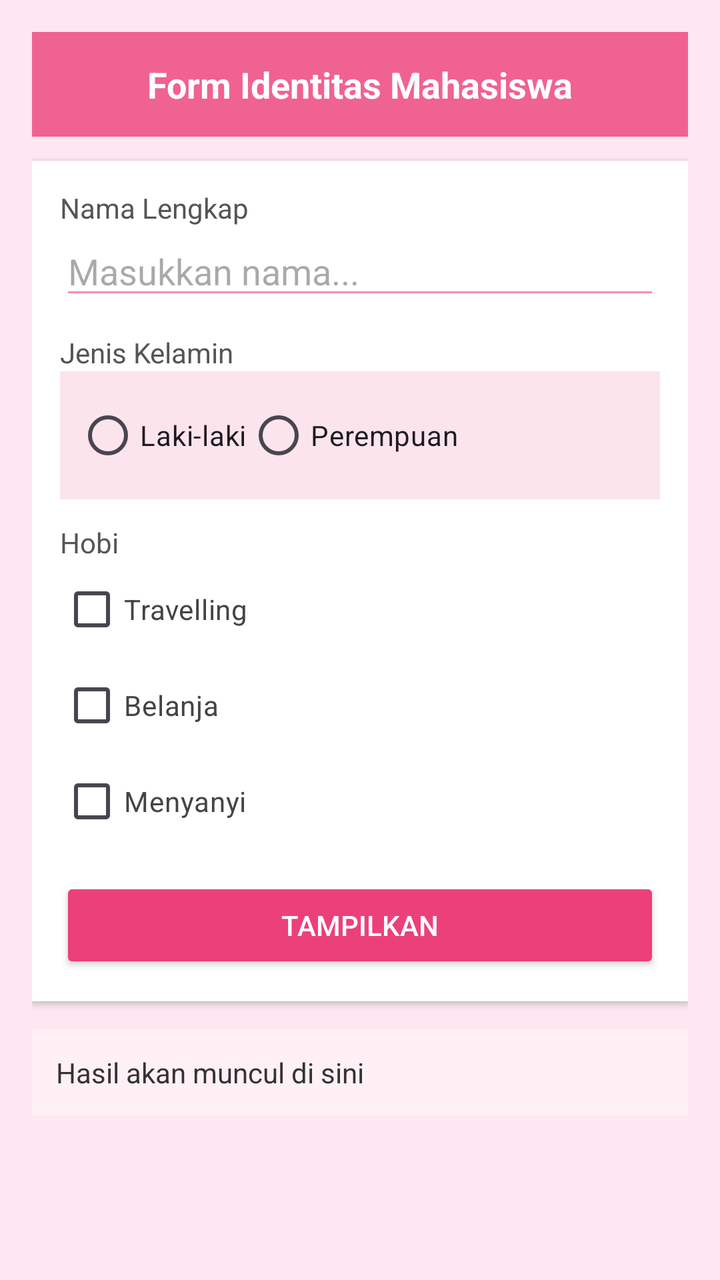
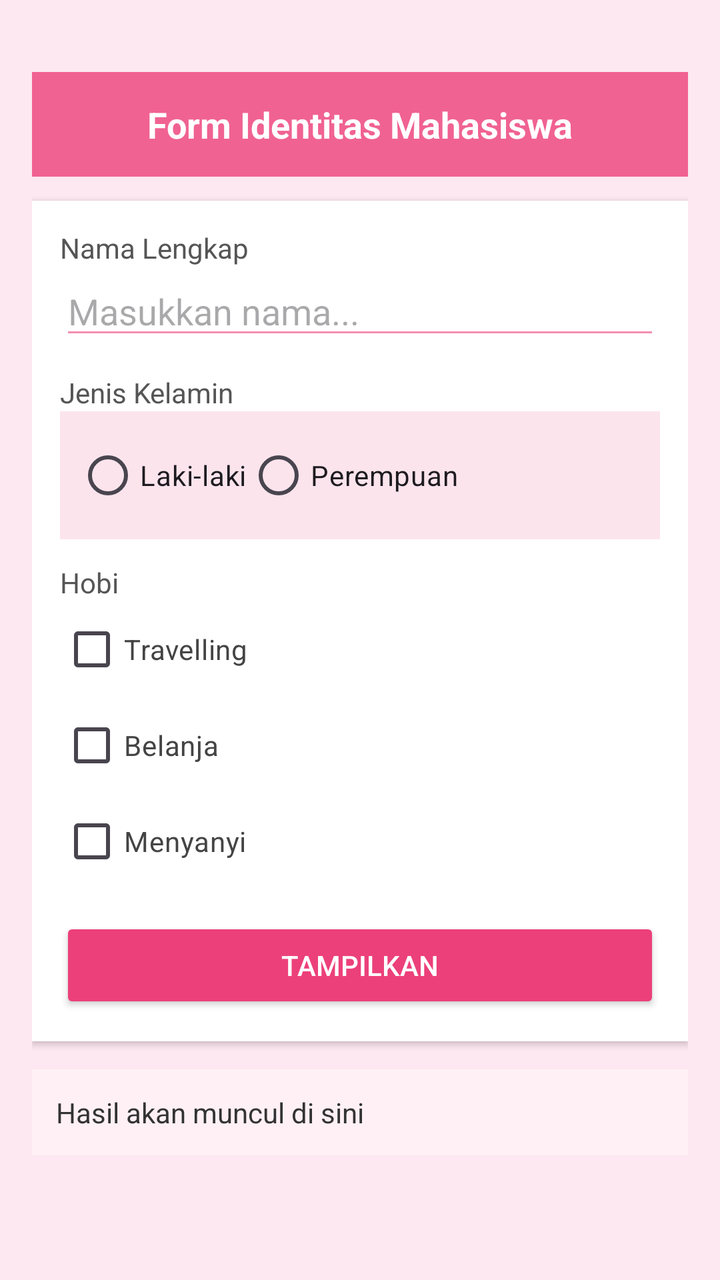

Two renders of the same Android screen: before a commit and after it. Below are the layout's source before the change and the commit's diff.
<!-- AndroidManifest.xml: application theme Theme.DesignUI -->
<!-- res/layout/activity_main.xml -->
<?xml version="1.0" encoding="utf-8"?>
<LinearLayout xmlns:android="http://schemas.android.com/apk/res/android"
    xmlns:app="http://schemas.android.com/apk/res-auto"
    android:orientation="vertical"
    android:layout_width="match_parent"
    android:layout_height="match_parent"
    android:padding="16dp"
    android:background="#FDE7F0">

    <TextView
        android:layout_width="match_parent"
        android:layout_height="wrap_content"
        android:text="Form Identitas Mahasiswa"
        android:textSize="18sp"
        android:textStyle="bold"
        android:gravity="center"
        android:padding="14dp"
        android:textColor="#FFFFFF"
        android:background="#F06292"
        android:layout_marginBottom="12dp"/>

    <LinearLayout
        android:layout_width="match_parent"
        android:layout_height="wrap_content"
        android:orientation="vertical"
        android:padding="14dp"
        android:background="#FFFFFF"
        android:elevation="2dp">

        <TextView
            android:layout_width="wrap_content"
            android:layout_height="wrap_content"
            android:text="Nama Lengkap"
            android:textColor="#555555"/>

        <EditText
            android:id="@+id/etNama"
            android:layout_width="match_parent"
            android:layout_height="wrap_content"
            android:hint="Masukkan nama..."
            android:backgroundTint="#F48FB1"/>

        <TextView
            android:layout_width="wrap_content"
            android:layout_height="wrap_content"
            android:text="Jenis Kelamin"
            android:layout_marginTop="12dp"
            android:textColor="#555555"/>

        <LinearLayout
            android:layout_width="match_parent"
            android:layout_height="wrap_content"
            android:padding="8dp"
            android:background="#FCE4EC"
            android:orientation="horizontal">

            <RadioGroup
                android:id="@+id/radioGender"
                android:orientation="horizontal"
                android:layout_width="wrap_content"
                android:layout_height="wrap_content">

                <RadioButton
                    android:id="@+id/rbLaki"
                    android:layout_width="wrap_content"
                    android:layout_height="wrap_content"
                    android:text="Laki-laki"/>

                <RadioButton
                    android:id="@+id/rbPerempuan"
                    android:layout_width="wrap_content"
                    android:layout_height="wrap_content"
                    android:text="Perempuan"/>
            </RadioGroup>
        </LinearLayout>

        <TextView
            android:layout_width="wrap_content"
            android:layout_height="wrap_content"
            android:text="Hobi"
            android:layout_marginTop="12dp"
            android:textColor="#555555"/>

        <CheckBox
            android:id="@+id/cbTravelling"
            android:layout_width="wrap_content"
            android:layout_height="wrap_content"
            android:text="Travelling"
            android:textColor="#444444"/>

        <CheckBox
            android:id="@+id/cbBelanja"
            android:layout_width="wrap_content"
            android:layout_height="wrap_content"
            android:text="Belanja"
            android:textColor="#444444"/>

        <CheckBox
            android:id="@+id/cbMenyanyi"
            android:layout_width="wrap_content"
            android:layout_height="wrap_content"
            android:text="Menyanyi"
            android:textColor="#444444"/>

        <Button
            android:id="@+id/btnTampilkan"
            android:layout_width="match_parent"
            android:layout_height="wrap_content"
            android:text="Tampilkan"
            android:textColor="#FFFFFF"
            android:backgroundTint="#EC407A"
            android:layout_marginTop="14dp"/>

    </LinearLayout>

    <androidx.constraintlayout.widget.ConstraintLayout
        android:layout_width="match_parent"
        android:layout_height="wrap_content"
        android:layout_marginTop="14dp"
        android:padding="12dp"
        android:background="#FFF0F5">

        <TextView
            android:id="@+id/tvHasil"
            android:layout_width="0dp"
            android:layout_height="wrap_content"
            android:text="Hasil akan muncul di sini"
            android:textColor="#333333"
            app:layout_constraintTop_toTopOf="parent"
            app:layout_constraintStart_toStartOf="parent"
            app:layout_constraintEnd_toEndOf="parent"/>
    </androidx.constraintlayout.widget.ConstraintLayout>

</LinearLayout>
<!-- resources referenced by this layout -->
<resources>
  <style name="Theme.DesignUI" parent="Base.Theme.DesignUI" />
  <style name="Base.Theme.DesignUI" parent="Theme.Material3.DayNight.NoActionBar">
          
          
      </style>
</resources>

<!-- the commit's change to res/layout/activity_main.xml (unified diff, before → after) -->
@@ -10,6 +10,7 @@
     <TextView
         android:layout_width="match_parent"
         android:layout_height="wrap_content"
+        android:layout_marginTop="20dp"
         android:text="Form Identitas Mahasiswa"
         android:textSize="18sp"
         android:textStyle="bold"
